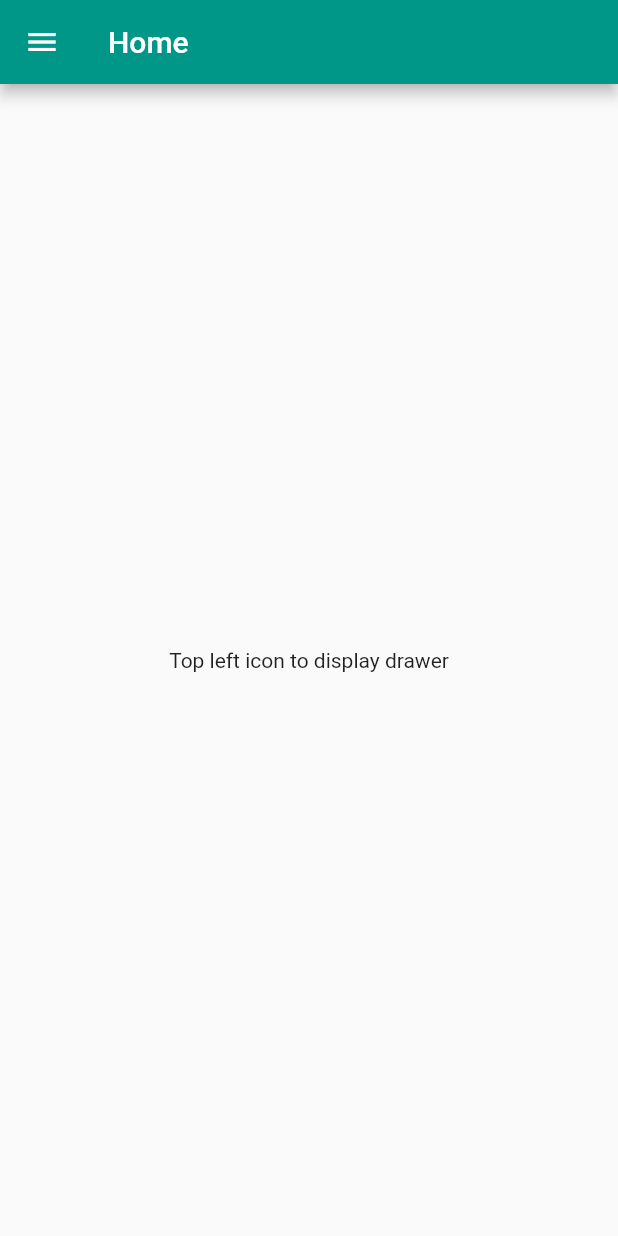
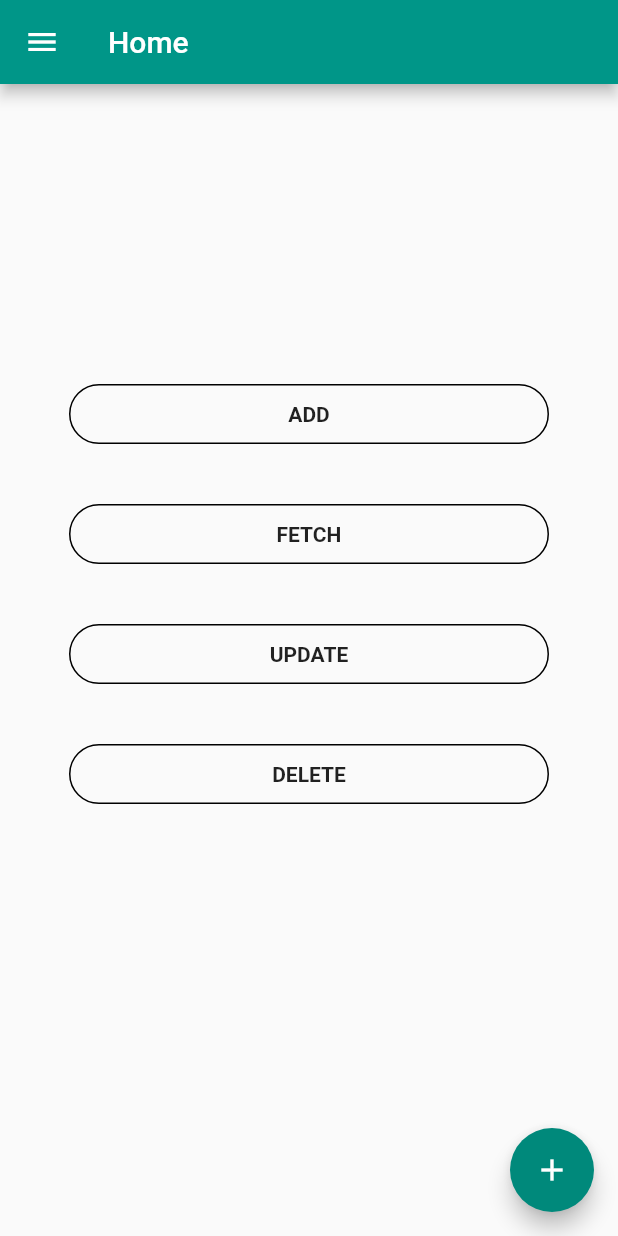
Before and after one commit to ioxvar/BEC-plugin, a Flutter app: the SideBar screen opened directly, on a phone screen of 412 x 824 dp. Run offline on Flutter 3.47's test engine with Material 2 defaults, Android fonts, the phone set to English and light mode, and no system bars; our stand-ins replace firebase_auth, firebase_core; accounts and stored records are empty; Roboto replaces fonts that are missing (Montserrat).

Commit message:
Updated home

```diff
--- a/lib/home_page.dart
+++ b/lib/home_page.dart
@@ -2,6 +2,7 @@ import './authentication_service.dart';
 import 'package:flutter/material.dart';
 import 'package:provider/provider.dart';
 //import 'package:cloud_firestore/cloud_firestore.dart';
+import './newpage.dart';
 
 class SideBar extends StatefulWidget {
   const SideBar({Key key}) : super(key: key);
@@ -31,16 +32,20 @@ class _SideBarState extends State<SideBar> {
       children: <Widget>[
         drawerHeader,
         ListTile(
-          title: const Text('Field 1'),
-          onTap: () => Navigator.of(context).push(_NewPage(1)),
+          title: const Text('ADD'),
+          onTap: () => Navigator.of(context).push(NewPage(1)),
         ),
         ListTile(
-          title: const Text('Field 2'),
-          onTap: () => Navigator.of(context).push(_NewPage(2)),
+          title: const Text('FETCH'),
+          onTap: () => Navigator.of(context).push(NewPage(2)),
         ),
         ListTile(
-          title: const Text('Field 3'),
-          onTap: () => Navigator.of(context).push(_NewPage(3)),
+          title: const Text('UPDATE'),
+          onTap: () => Navigator.of(context).push(NewPage(3)),
+        ),
+        ListTile(
+          title: const Text('DELETE'),
+          onTap: () => Navigator.of(context).push(NewPage(4)),
         ),
         ListTile(
           title: const Text('Sign out'),
@@ -55,28 +60,122 @@ class _SideBarState extends State<SideBar> {
           backgroundColor: Colors.teal,
           title: const Text('Home'),
         ),
-        body: const Center(
-          child: Text('Top left icon to display drawer'),
+        body: Center(
+          child: Column(
+            children: <Widget>[
+              SizedBox(height: 200.0),
+              Container(
+                height: 40.0,
+                width: 320,
+                color: Colors.transparent,
+                child: Container(
+                  decoration: BoxDecoration(
+                      border: Border.all(
+                          color: Colors.black,
+                          style: BorderStyle.solid,
+                          width: 1.0),
+                      color: Colors.transparent,
+                      borderRadius: BorderRadius.circular(20.0)),
+                  child: InkWell(
+                    onTap: () {
+                      Navigator.of(context).push(NewPage(1));
+                    },
+                    child: Center(
+                      child: Text('ADD',
+                          style: TextStyle(
+                              fontWeight: FontWeight.bold,
+                              fontFamily: 'Montserrat')),
+                    ),
+                  ),
+                ),
+              ),
+              SizedBox(height: 40.0),
+              Container(
+                height: 40.0,
+                width: 320,
+                color: Colors.transparent,
+                child: Container(
+                  decoration: BoxDecoration(
+                      border: Border.all(
+                          color: Colors.black,
+                          style: BorderStyle.solid,
+                          width: 1.0),
+                      color: Colors.transparent,
+                      borderRadius: BorderRadius.circular(20.0)),
+                  child: InkWell(
+                    onTap: () {
+                      Navigator.of(context).push(NewPage(2));
+                    },
+                    child: Center(
+                      child: Text('FETCH',
+                          style: TextStyle(
+                              fontWeight: FontWeight.bold,
+                              fontFamily: 'Montserrat')),
+                    ),
+                  ),
+                ),
+              ),
+              SizedBox(height: 40.0),
+              Container(
+                height: 40.0,
+                width: 320,
+                color: Colors.transparent,
+                child: Container(
+                  decoration: BoxDecoration(
+                      border: Border.all(
+                          color: Colors.black,
+                          style: BorderStyle.solid,
+                          width: 1.0),
+                      color: Colors.transparent,
+                      borderRadius: BorderRadius.circular(20.0)),
+                  child: InkWell(
+                    onTap: () {
+                      Navigator.of(context).push(NewPage(3));
+                    },
+                    child: Center(
+                      child: Text('UPDATE',
+                          style: TextStyle(
+                              fontWeight: FontWeight.bold,
+                              fontFamily: 'Montserrat')),
+                    ),
+                  ),
+                ),
+              ),
+              SizedBox(height: 40.0),
+              Container(
+                height: 40.0,
+                width: 320,
+                color: Colors.transparent,
+                child: Container(
+                  decoration: BoxDecoration(
+                      border: Border.all(
+                          color: Colors.black,
+                          style: BorderStyle.solid,
+                          width: 1.0),
+                      color: Colors.transparent,
+                      borderRadius: BorderRadius.circular(20.0)),
+                  child: InkWell(
+                    onTap: () {
+                      Navigator.of(context).push(NewPage(4));
+                    },
+                    child: Center(
+                      child: Text('DELETE',
+                          style: TextStyle(
+                              fontWeight: FontWeight.bold,
+                              fontFamily: 'Montserrat')),
+                    ),
+                  ),
+                ),
+              ),
+            ],
+          ),
         ),
+        floatingActionButton: FloatingActionButton(
+            onPressed: () => Navigator.of(context).push(NewPage(1)),
+            backgroundColor: Colors.teal[600],
+            child: Icon(Icons.add)),
         drawer: Drawer(
           child: drawerItems,
         ));
   }
 }
-
-// <void> means this route returns nothing.
-class _NewPage extends MaterialPageRoute<void> {
-  _NewPage(int id)
-      : super(builder: (BuildContext context) {
-          return Scaffold(
-            appBar: AppBar(
-              backgroundColor: Colors.teal,
-              title: Text('Field $id'),
-              elevation: 1.0,
-            ),
-            body: Center(
-              child: Text('Field $id'),
-            ),
-          );
-        });
-}
--- a/lib/sign_in_page.dart
+++ b/lib/sign_in_page.dart
@@ -113,9 +113,6 @@ class SignInPage extends StatelessWidget {
                     return Container(
                         height: 40.0,
                         width: 120.0,
-                        //color: Colors.red,
-
-                        // height: 50.0,
                         child: Material(
                             borderRadius: BorderRadius.circular(30.0),
                             shadowColor: Colors.teal[600],
```
